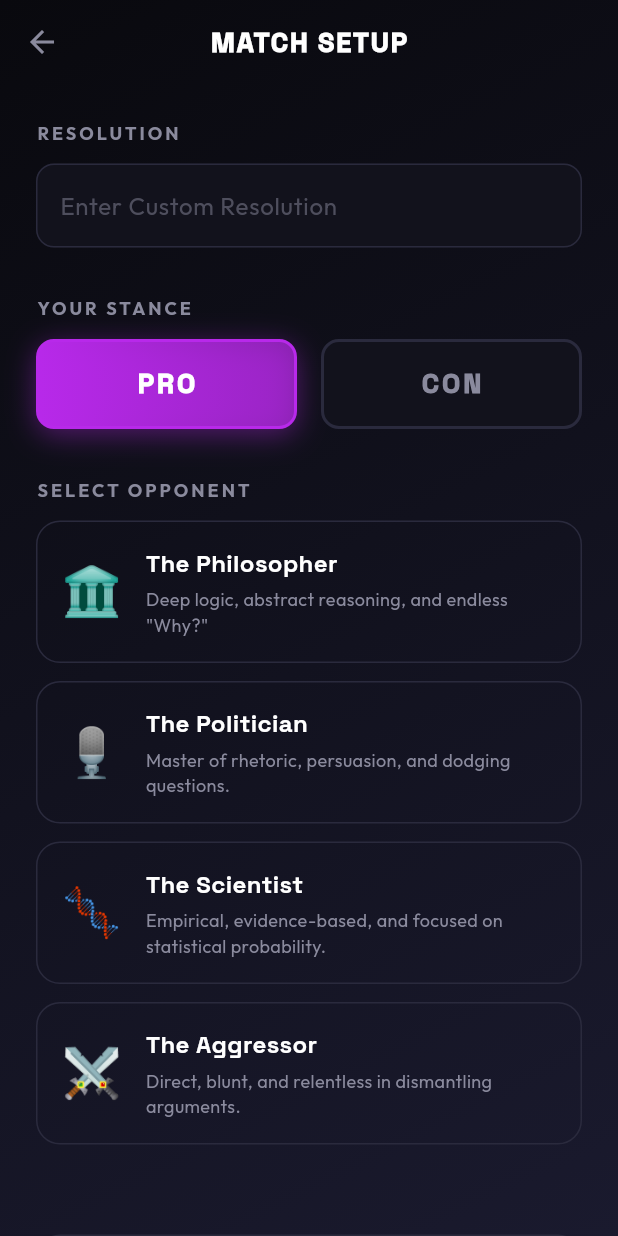
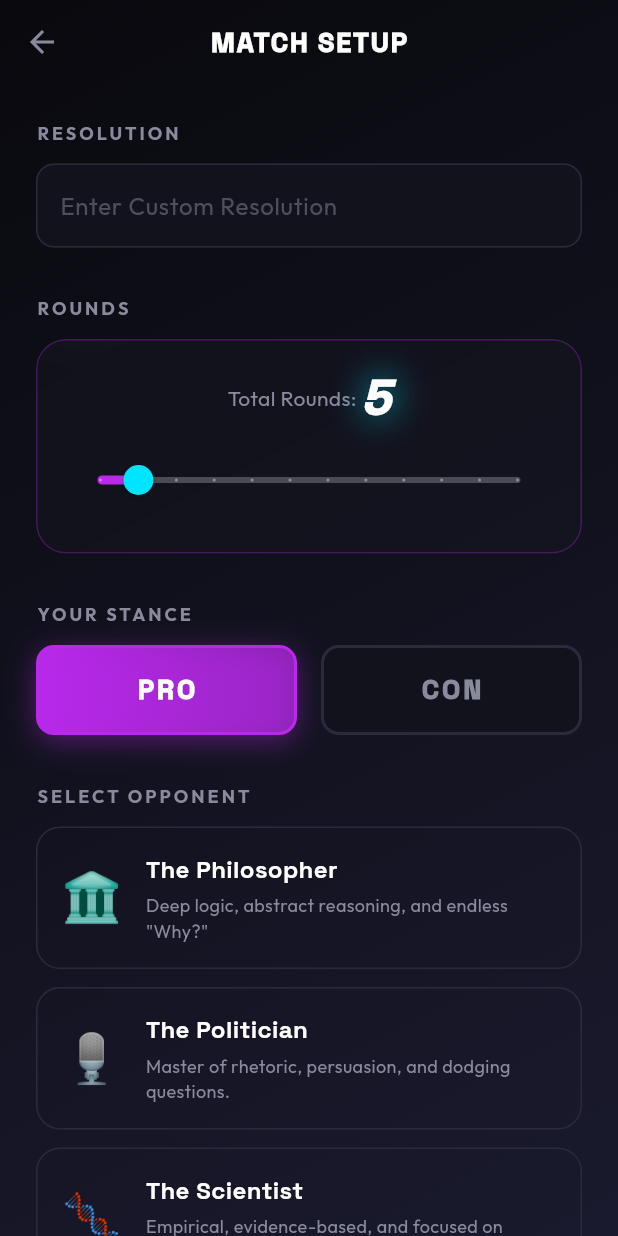
Before and after one commit to Abdulrehman0911/DebateME, a Flutter app: the PreGameScreen screen opened directly, on a phone screen of 412 x 824 dp. Run offline on Flutter 3.47's test engine with Material 3 defaults, Android fonts, the phone set to English and light mode, and no system bars; drawn by our look-alikes of flutter_animate; our stand-ins replace cloud_firestore, firebase_auth, firebase_core, flutter_dotenv, google_fonts, google_generative_ai and 1 more; accounts and stored records are empty.

Commit message:
Phase 5: Pre-game Setup and Match Initialization (Cyberpunk Rnd Slider & Challenge)

```diff
--- a/lib/features/home/home_screen.dart
+++ b/lib/features/home/home_screen.dart
@@ -588,6 +588,7 @@ class _HomeScreenState extends State<HomeScreen> {
             text: 'ACCEPT CHALLENGE',
             icon: Icons.bolt,
             onPressed: () {
+              int dailyRounds = Random().nextInt(4) + 5;
               Navigator.push(
                 context,
                 MaterialPageRoute(
@@ -595,6 +596,7 @@ class _HomeScreenState extends State<HomeScreen> {
                     topic: topic,
                     userStance: '$stance-Debater',
                     opponentPersona: persona,
+                    totalRounds: dailyRounds,
                   ),
                 ),
               );
--- a/lib/features/match_setup/pre_game_screen.dart
+++ b/lib/features/match_setup/pre_game_screen.dart
@@ -4,6 +4,7 @@ import 'package:flutter_animate/flutter_animate.dart';
 import '../../core/constants/app_colors.dart';
 import '../../widgets/glass_card.dart';
 import '../../widgets/neon_button.dart';
+import '../../widgets/neon_text.dart';
 import '../arena/arena_screen.dart';
 
 class PreGameScreen extends StatefulWidget {
@@ -17,6 +18,7 @@ class _PreGameScreenState extends State<PreGameScreen> {
   final TextEditingController _resolutionController = TextEditingController();
   String _selectedStance = 'PRO';
   String? _selectedOpponent;
+  int _selectedRounds = 5;
 
   final List<Map<String, String>> _opponents = [
     {'name': 'The Philosopher', 'description': 'Deep logic, abstract reasoning, and endless "Why?"', 'icon': '🏛️'},
@@ -43,14 +45,22 @@ class _PreGameScreenState extends State<PreGameScreen> {
             const SizedBox(height: 12),
             _buildResolutionInput().animate().fadeIn(duration: 400.ms).slideY(begin: 0.1),
             const SizedBox(height: 32),
+
+            _buildSectionTitle('ROUNDS'),
+            const SizedBox(height: 12),
+            _buildRoundsSelector().animate().fadeIn(duration: 400.ms, delay: 50.ms).slideY(begin: 0.1),
+            const SizedBox(height: 32),
+
             _buildSectionTitle('YOUR STANCE'),
             const SizedBox(height: 12),
             _buildStanceSelector().animate().fadeIn(duration: 400.ms, delay: 100.ms).slideY(begin: 0.1),
             const SizedBox(height: 32),
+
             _buildSectionTitle('SELECT OPPONENT'),
             const SizedBox(height: 12),
             _buildOpponentSelector(),
             const SizedBox(height: 48),
+
             _buildEnterArenaButton(),
           ]),
         ),
@@ -69,9 +79,53 @@ class _PreGameScreenState extends State<PreGameScreen> {
       decoration: InputDecoration(
         hintText: 'Enter Custom Resolution', hintStyle: GoogleFonts.outfit(color: AppColors.mutedText.withOpacity(0.5)),
         filled: true, fillColor: AppColors.surface,
-        border: OutlineInputBorder(borderRadius: BorderRadius.circular(12), borderSide: BorderSide(color: AppColors.divider)),
-        enabledBorder: OutlineInputBorder(borderRadius: BorderRadius.circular(12), borderSide: BorderSide(color: AppColors.divider)),
+        border: OutlineInputBorder(borderRadius: BorderRadius.circular(12), borderSide: const BorderSide(color: AppColors.divider)),
+        enabledBorder: OutlineInputBorder(borderRadius: BorderRadius.circular(12), borderSide: const BorderSide(color: AppColors.divider)),
         focusedBorder: OutlineInputBorder(borderRadius: BorderRadius.circular(12), borderSide: const BorderSide(color: AppColors.neonPurple, width: 2)),
+      ),
+    );
+  }
+
+  Widget _buildRoundsSelector() {
+    return GlassCard(
+      padding: const EdgeInsets.symmetric(horizontal: 16, vertical: 24),
+      borderColor: AppColors.neonPurple.withOpacity(0.3),
+      child: Column(
+        children: [
+          Row(
+            mainAxisAlignment: MainAxisAlignment.center,
+            children: [
+              Text('Total Rounds: ', style: GoogleFonts.outfit(color: AppColors.mutedText, fontSize: 14)),
+              NeonText(
+                text: '$_selectedRounds',
+                fontSize: 32,
+                glowColor: AppColors.electricBlue,
+              ),
+            ],
+          ),
+          const SizedBox(height: 16),
+          SliderTheme(
+            data: SliderTheme.of(context).copyWith(
+              activeTrackColor: AppColors.neonPurple,
+              inactiveTrackColor: Colors.white24,
+              thumbColor: AppColors.electricBlue,
+              overlayColor: AppColors.neonPurple.withOpacity(0.2),
+              valueIndicatorTextStyle: GoogleFonts.spaceGrotesk(fontWeight: FontWeight.bold),
+            ),
+            child: Slider(
+              value: _selectedRounds.toDouble(),
+              min: 4,
+              max: 15,
+              divisions: 11,
+              label: _selectedRounds.toString(),
+              onChanged: (value) {
+                setState(() {
+                  _selectedRounds = value.toInt();
+                });
+              },
+            ),
+          ),
+        ],
       ),
     );
   }
@@ -151,6 +205,7 @@ class _PreGameScreenState extends State<PreGameScreen> {
         topic: _resolutionController.text.isEmpty ? 'Centralization vs. Decentralization' : _resolutionController.text,
         userStance: _selectedStance == 'PRO' ? 'Pro-${_resolutionController.text.isEmpty ? 'Decentralization' : _resolutionController.text}' : 'Anti-${_resolutionController.text.isEmpty ? 'Decentralization' : _resolutionController.text}',
         opponentPersona: _selectedOpponent!,
+        totalRounds: _selectedRounds,
       )));
     });
   }
```
Also changed, not shown: lib/features/arena/arena_screen.dart (+11 -3 lines).
